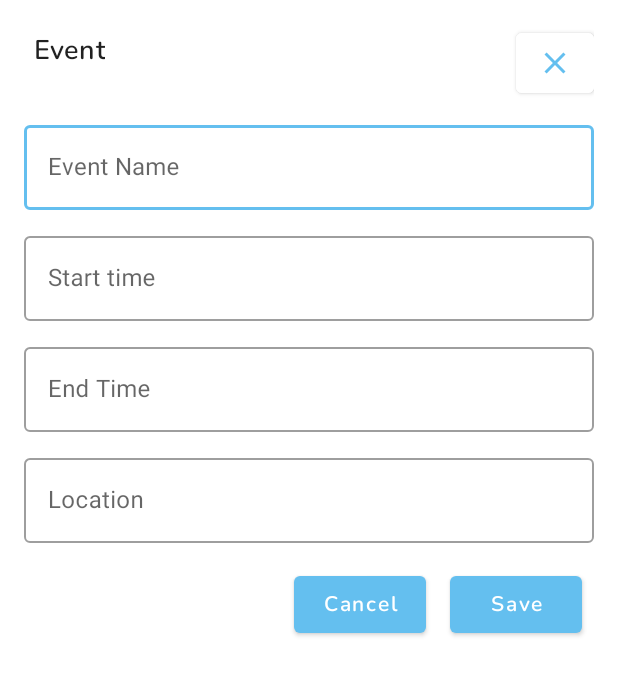
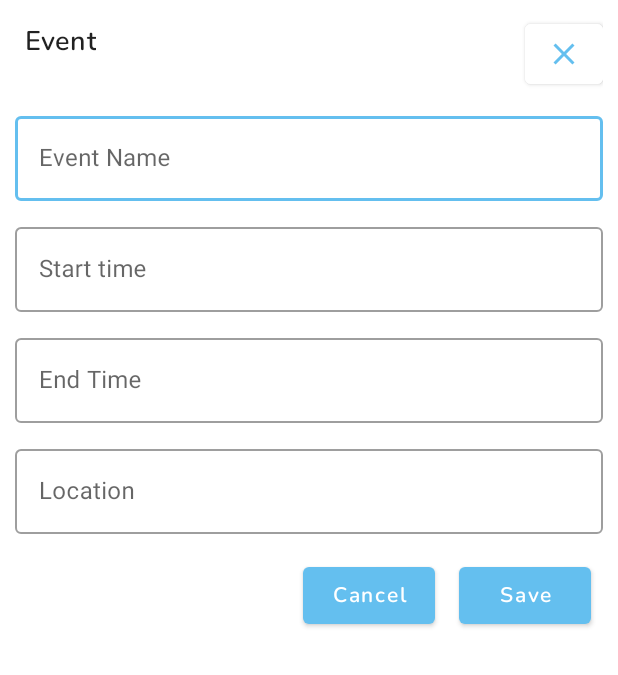
Before and after one commit to esh4rak/Event-Calendar, an Android app: the layout bottom_sheet_event.xml on its own in the app's theme, with its tools: preview values and no code run, on a phone screen of 412 x 824 dp. Shown: the top 675 px of the screen. Run offline under Robolectric (Android 15) with nearby library versions, the phone set to English and light mode, and no system bars.

Commit message:
Event Bottomsheet Added

```diff
--- a/Event Calendar/app/src/main/res/layout/bottom_sheet_event.xml
+++ b/Event Calendar/app/src/main/res/layout/bottom_sheet_event.xml
@@ -5,20 +5,23 @@
     android:id="@+id/bottomSheetEvent"
     android:layout_width="match_parent"
     android:layout_height="wrap_content"
-    android:background="@color/white"
-    android:padding="16dp">
+    android:background="@color/white">
 
     <androidx.core.widget.NestedScrollView
         android:layout_width="match_parent"
-        android:layout_height="match_parent"
-        android:background="@color/white">
+        android:layout_height="wrap_content"
+        android:background="@color/white"
+        app:layout_constraintBottom_toBottomOf="parent"
+        app:layout_constraintEnd_toEndOf="parent"
+        app:layout_constraintStart_toStartOf="parent"
+        app:layout_constraintTop_toTopOf="parent">
 
         <androidx.constraintlayout.widget.ConstraintLayout
             android:id="@+id/mainLayout"
             android:layout_width="match_parent"
-            android:layout_height="match_parent"
-            android:layout_marginBottom="12dp"
+            android:layout_height="wrap_content"
             android:background="@color/white"
+            android:padding="10dp"
             app:layout_constraintBottom_toBottomOf="parent"
             app:layout_constraintEnd_toEndOf="parent"
             app:layout_constraintStart_toStartOf="parent"
@@ -44,6 +47,7 @@
                 tools:ignore="HardcodedText" />
 
             <com.google.android.material.button.MaterialButton
+                android:id="@+id/closeButton"
                 android:layout_width="52dp"
                 android:layout_height="52dp"
                 android:backgroundTint="@color/white"
```
Also changed, not shown: Event Calendar/app/src/main/java/com/example/eventcalendar/views/EventBottomSheet.java (added, +127 -0 lines), Event Calendar/app/src/main/java/com/example/eventcalendar/views/MainActivity.java (+29 -1 lines), Event Calendar/app/src/main/res/values/themes.xml (+9 -0 lines).
